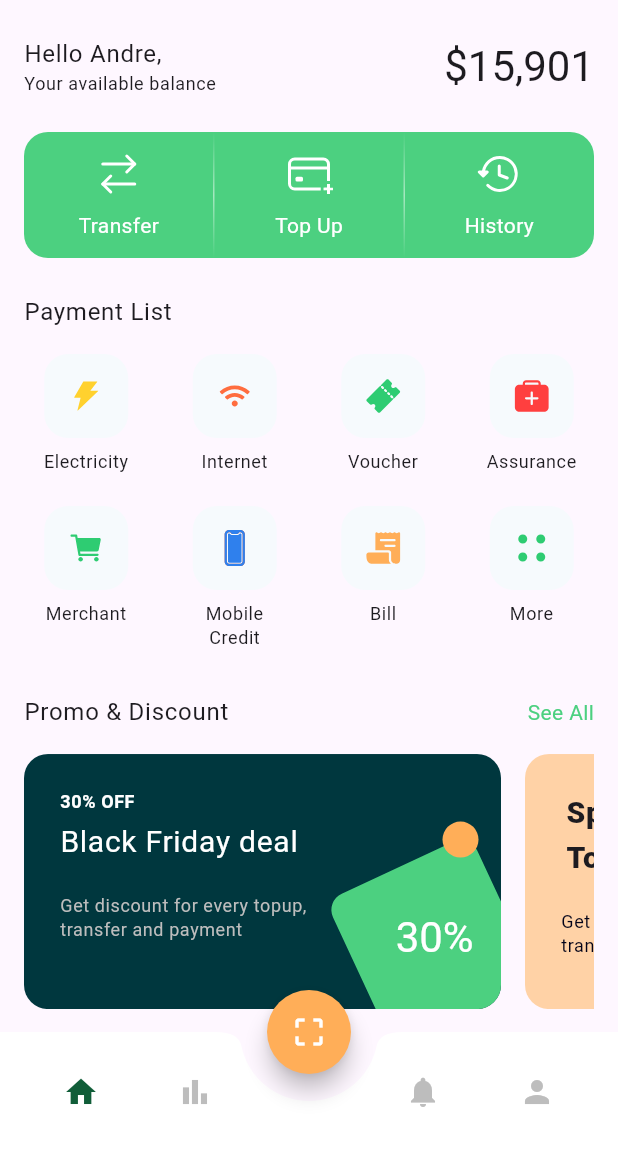
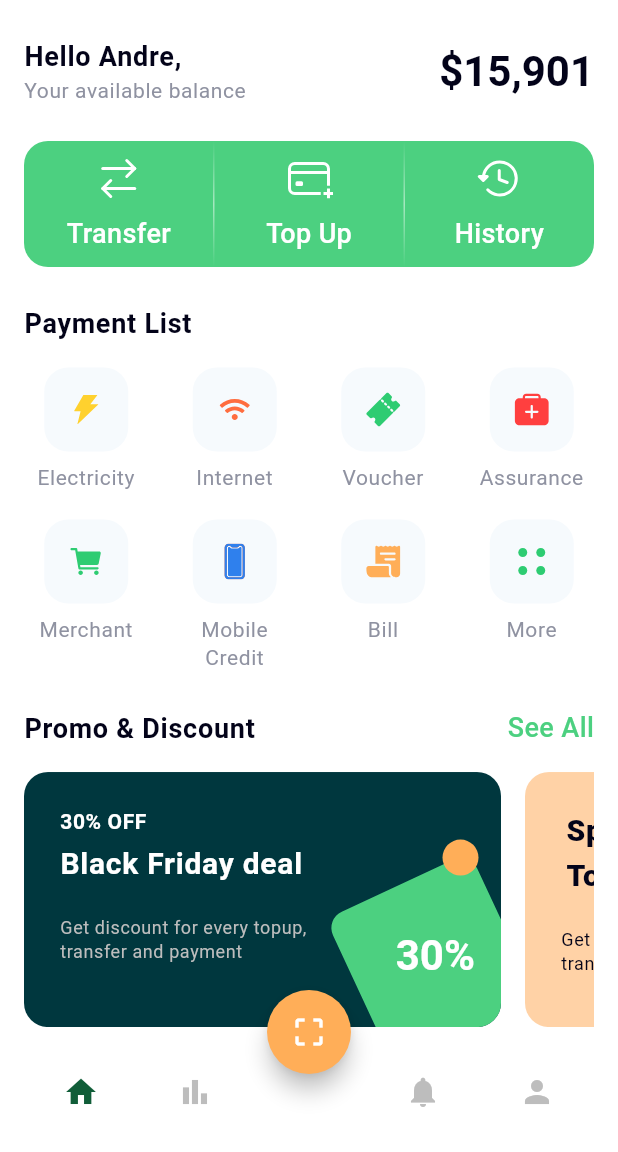
Before and after one commit to ziii19/wmap-ui, a Flutter app: the screen it shows after launch, on a phone screen of 412 x 824 dp, the part 84-1236 px from its top. Run offline on Flutter 3.47's test engine with Material 3 defaults, Android fonts, the phone set to English and light mode, and no system bars; our stand-ins replace flutter_svg; missing offline and left inert: qr_code_scanner_plus.

Commit message:
feat: add app theme

```diff
--- a/lib/main.dart
+++ b/lib/main.dart
@@ -1,4 +1,5 @@
 import 'package:flutter/material.dart';
+import 'package:wpay/utils/theme/app_theme.dart';
 import 'pages/main_page.dart';
 
 void main() {
@@ -11,6 +12,8 @@ class MainApp extends StatelessWidget {
   @override
   Widget build(BuildContext context) {
     return MaterialApp(
+      debugShowCheckedModeBanner: false,
+      theme: AppTheme.themeLight(),
       home: const MainPage(),
     );
   }
--- /dev/null
+++ b/lib/utils/theme/app_theme.dart
@@ -0,0 +1,33 @@
+import 'package:flutter/material.dart';
+
+import 'app_color.dart';
+
+class AppTheme {
+  static themeLight() {
+    return ThemeData(
+      scaffoldBackgroundColor: AppColor.white,
+      textTheme: const TextTheme(
+        headlineMedium: TextStyle(
+          fontWeight: FontWeight.w700,
+          fontSize: 28,
+          color: AppColor.black,
+        ),
+        bodyLarge: TextStyle(
+          fontWeight: FontWeight.w700,
+          fontSize: 18,
+          color: AppColor.black,
+        ),
+        bodyMedium: TextStyle(
+          fontWeight: FontWeight.w500,
+          fontSize: 18,
+          color: AppColor.black,
+        ),
+        bodySmall: TextStyle(
+          fontWeight: FontWeight.w400,
+          fontSize: 14,
+          color: AppColor.gray,
+        ),
+      ),
+    );
+  }
+}
```
